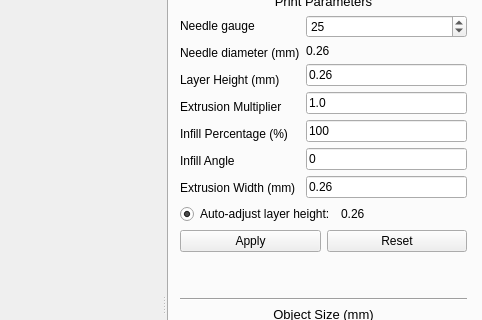
Above: mainwindowform.ui from taylorgwood/FRE_Visualizer_GUI before the change; both pictures show x 800 to 1282 and y 93 to 413 of the 1282 by 796 pixel window. Below: the same form after it.
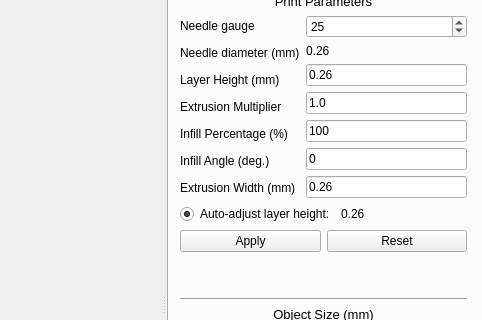
That is the form after the change.

Commit message: Fixing bugs from angle and top change

What changed in the file:
```diff
--- a/mainwindowform.ui
+++ b/mainwindowform.ui
@@ -164,7 +164,7 @@
                   <item>
                    <widget class="QLabel" name="label_19">
                     <property name="text">
-                     <string>Infill Angle</string>
+                     <string>Infill Angle (deg.)</string>
                     </property>
                    </widget>
                   </item>
@@ -555,7 +555,7 @@
           <property name="sizeHint" stdset="0">
            <size>
             <width>20</width>
-            <height>40</height>
+            <height>20</height>
            </size>
           </property>
          </spacer>
```
Left out of the diff: 6 changed lines with no effect on the pictures. The commit also changes 6 other files.
